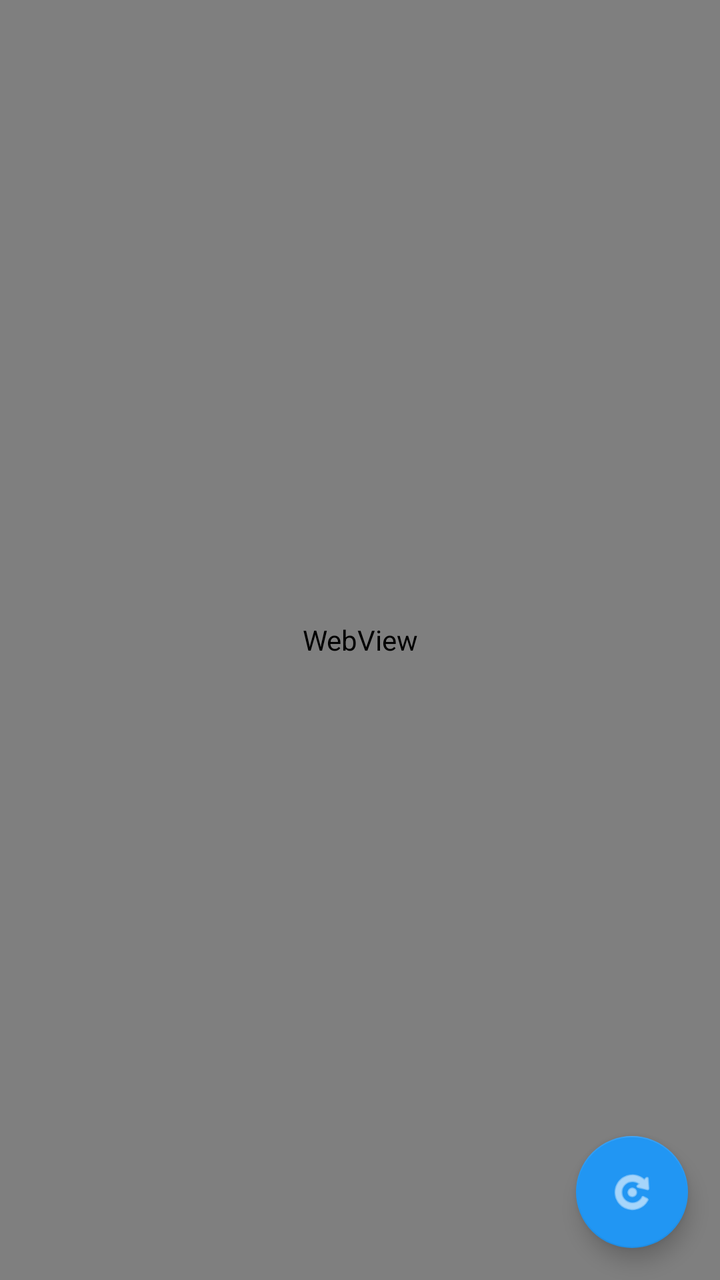
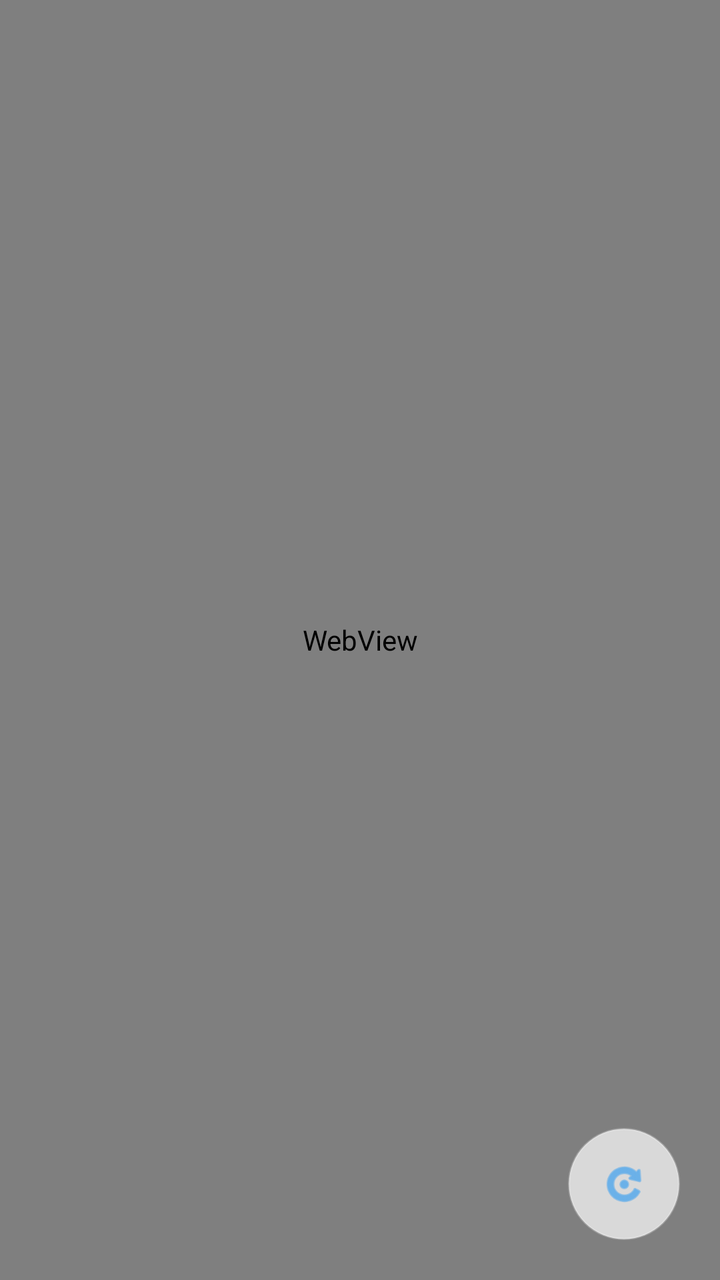

Two renders of the same Android screen: before a commit and after it. Below are the layout's source before the change and the commit's diff.
<!-- AndroidManifest.xml: application theme Theme.WorkBuddy -->
<!-- res/layout/activity_main.xml -->
<?xml version="1.0" encoding="utf-8"?>
<FrameLayout
    xmlns:android="http://schemas.android.com/apk/res/android"
    xmlns:app="http://schemas.android.com/apk/res-auto"
    android:layout_width="match_parent"
    android:layout_height="match_parent">

    <WebView
        android:id="@+id/webView"
        android:layout_width="match_parent"
        android:layout_height="match_parent"
        android:scrollbars="none" />

    <ProgressBar
        android:id="@+id/progressBar"
        style="?android:attr/progressBarStyleHorizontal"
        android:layout_width="match_parent"
        android:layout_height="3dp"
        android:layout_gravity="top"
        android:max="100"
        android:progressTint="#2196F3"
        android:visibility="gone" />

    <TextView
        android:id="@+id/errorView"
        android:layout_width="wrap_content"
        android:layout_height="wrap_content"
        android:layout_gravity="center"
        android:gravity="center"
        android:padding="32dp"
        android:text="加载失败"
        android:textColor="#666666"
        android:textSize="16sp"
        android:visibility="gone" />

    <FrameLayout
        android:id="@+id/fullScreenContainer"
        android:layout_width="match_parent"
        android:layout_height="match_parent"
        android:background="@android:color/black"
        android:visibility="gone" />

    <com.google.android.material.floatingactionbutton.FloatingActionButton
        android:id="@+id/refreshButton"
        android:layout_width="wrap_content"
        android:layout_height="wrap_content"
        android:layout_gravity="bottom|end"
        android:layout_margin="16dp"
        android:contentDescription="刷新"
        app:srcCompat="@android:drawable/ic_menu_rotate"
        app:backgroundTint="#2196F3"
        app:tint="#FFFFFF"
        app:fabSize="normal" />

</FrameLayout>
<!-- resources referenced by this layout -->
<resources>
  <style name="Theme.WorkBuddy" parent="Theme.MaterialComponents.Light.NoActionBar">
          <item name="colorPrimary">@color/primary</item>
          <item name="colorPrimaryVariant">@color/primary_dark</item>
          <item name="colorOnPrimary">@color/white</item>
          <item name="android:statusBarColor">@color/primary_dark</item>
          <item name="android:windowLightStatusBar">false</item>
          <item name="android:windowBackground">@color/background</item>
      </style>
  <color name="primary">#2196F3</color>
  <color name="primary_dark">#1976D2</color>
  <color name="white">#FFFFFFFF</color>
  <color name="background">#FFFFFF</color>
</resources>

<!-- the commit's change to res/layout/activity_main.xml (unified diff, before → after) -->
@@ -1,7 +1,6 @@
 <?xml version="1.0" encoding="utf-8"?>
 <FrameLayout
     xmlns:android="http://schemas.android.com/apk/res/android"
-    xmlns:app="http://schemas.android.com/apk/res-auto"
     android:layout_width="match_parent"
     android:layout_height="match_parent">
 
@@ -40,16 +39,25 @@
         android:background="@android:color/black"
         android:visibility="gone" />
 
-    <com.google.android.material.floatingactionbutton.FloatingActionButton
-        android:id="@+id/refreshButton"
-        android:layout_width="wrap_content"
-        android:layout_height="wrap_content"
+    <FrameLayout
+        android:id="@+id/floatRefreshButton"
+        android:layout_width="56dp"
+        android:layout_height="56dp"
         android:layout_gravity="bottom|end"
-        android:layout_margin="16dp"
-        android:contentDescription="刷新"
-        app:srcCompat="@android:drawable/ic_menu_rotate"
-        app:backgroundTint="#2196F3"
-        app:tint="#FFFFFF"
-        app:fabSize="normal" />
+        android:layout_margin="20dp"
+        android:background="@drawable/bg_glass_circle"
+        android:elevation="8dp"
+        android:clickable="true"
+        android:focusable="true">
+
+        <ImageView
+            android:layout_width="24dp"
+            android:layout_height="24dp"
+            android:layout_gravity="center"
+            android:src="@android:drawable/ic_menu_rotate"
+            android:tint="#2196F3"
+            android:contentDescription="刷新" />
+
+    </FrameLayout>
 
 </FrameLayout>
<!-- resource entries referenced after the edit -->
@@ -1,5 +1,14 @@
 <!-- resources referenced by this layout -->
 <resources>
+  <!-- drawable bg_glass_circle (drawable) -->
+  <?xml version="1.0" encoding="utf-8"?>
+  <shape xmlns:android="http://schemas.android.com/apk/res/android"
+      android:shape="oval">
+      <solid android:color="#B3FFFFFF" />
+      <stroke
+          android:width="1dp"
+          android:color="#40FFFFFF" />
+  </shape>
   <style name="Theme.WorkBuddy" parent="Theme.MaterialComponents.Light.NoActionBar">
           <item name="colorPrimary">@color/primary</item>
           <item name="colorPrimaryVariant">@color/primary_dark</item>
